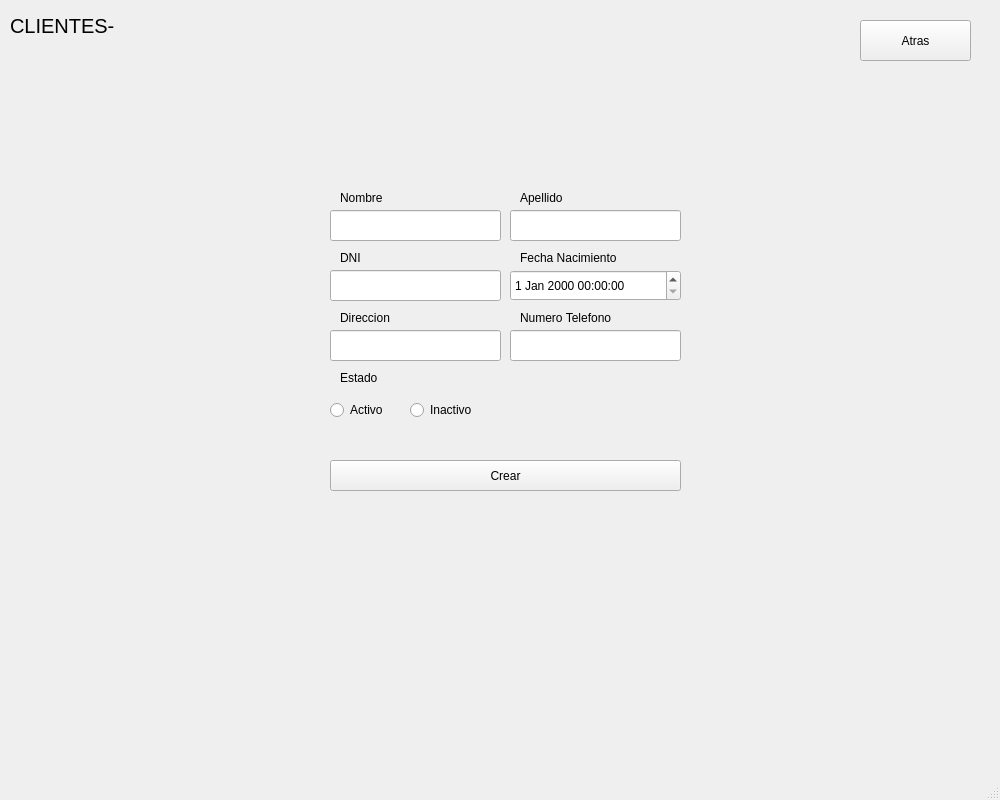
Above: src/view/cliente_create.ui from joab-escolar/tp-final-practicas2 before the change. Below: the same form after it.
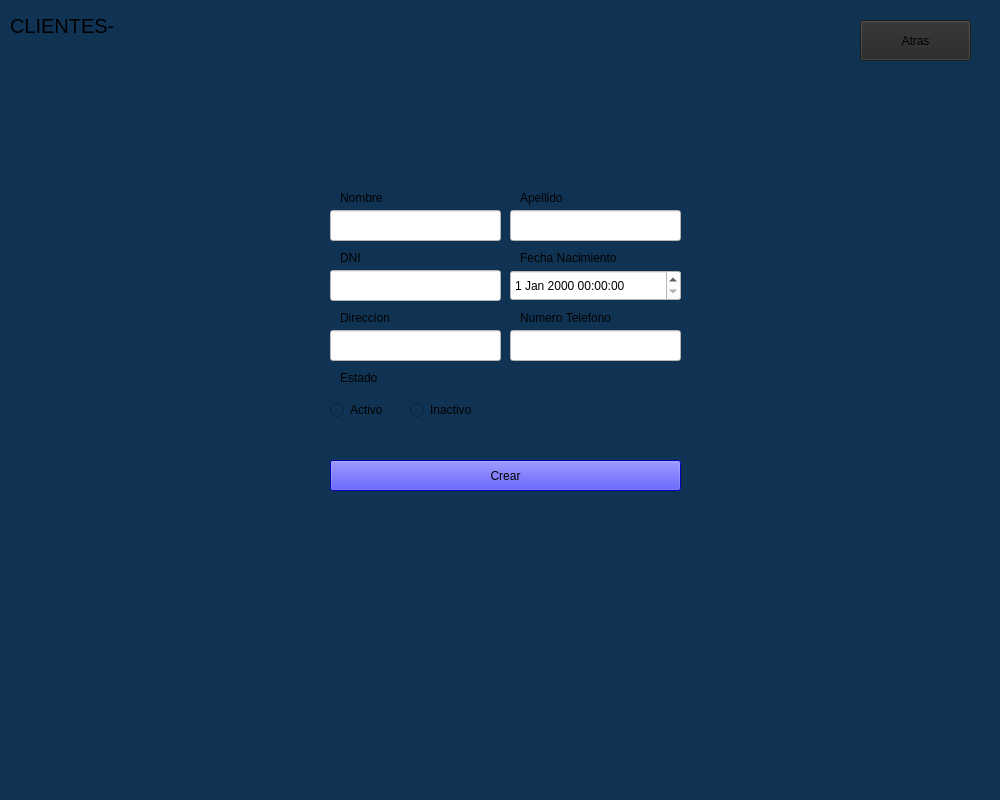
That is the form after the change. Icons and pictures are not drawn.

Commit message: CHANGE STYLES VIEWS

```diff
--- a/src/view/cliente_create.ui
+++ b/src/view/cliente_create.ui
@@ -13,6 +13,12 @@
   <property name="windowTitle">
    <string>BANCO</string>
   </property>
+  <property name="windowIcon">
+   <iconset theme="QIcon::ThemeIcon::Computer"/>
+  </property>
+  <property name="styleSheet">
+   <string notr="true">background-color: rgb(17, 51, 83);</string>
+  </property>
   <widget class="QWidget" name="centralwidget">
    <widget class="QLabel" name="label">
     <property name="geometry">
@@ -59,6 +65,9 @@
       <height>41</height>
      </rect>
     </property>
+    <property name="styleSheet">
+     <string notr="true">background-color: rgb(39, 39, 39)</string>
+    </property>
     <property name="text">
      <string>Atras</string>
     </property>
@@ -72,6 +81,10 @@
       <height>31</height>
      </rect>
     </property>
+    <property name="styleSheet">
+     <string notr="true">color: rgb(0, 0, 0);
+background-color: rgb(255, 255, 255);</string>
+    </property>
    </widget>
    <widget class="QPushButton" name="btn_create">
     <property name="geometry">
@@ -82,6 +95,10 @@
       <height>31</height>
      </rect>
     </property>
+    <property name="styleSheet">
+     <string notr="true">background-color: rgb(11, 3, 255);
+selection-background-color: rgb(138, 138, 138);</string>
+    </property>
     <property name="text">
      <string>Crear</string>
     </property>
@@ -147,6 +164,10 @@
       <height>31</height>
      </rect>
     </property>
+    <property name="styleSheet">
+     <string notr="true">color: rgb(0, 0, 0);
+background-color: rgb(255, 255, 255);</string>
+    </property>
    </widget>
    <widget class="QLabel" name="label_6">
     <property name="geometry">
@@ -170,6 +191,10 @@
       <height>31</height>
      </rect>
     </property>
+    <property name="styleSheet">
+     <string notr="true">color: rgb(0, 0, 0);
+background-color: rgb(255, 255, 255);</string>
+    </property>
    </widget>
    <widget class="QLabel" name="label_7">
     <property name="geometry">
@@ -193,6 +218,10 @@
       <height>31</height>
      </rect>
     </property>
+    <property name="styleSheet">
+     <string notr="true">color: rgb(0, 0, 0);
+background-color: rgb(255, 255, 255);</string>
+    </property>
    </widget>
    <widget class="QLineEdit" name="input_telefono">
     <property name="geometry">
@@ -203,6 +232,10 @@
       <height>31</height>
      </rect>
     </property>
+    <property name="styleSheet">
+     <string notr="true">color: rgb(0, 0, 0);
+background-color: rgb(255, 255, 255);</string>
+    </property>
    </widget>
    <widget class="QLabel" name="label_8">
     <property name="geometry">
@@ -252,6 +285,10 @@
       <height>31</height>
      </rect>
     </property>
+    <property name="styleSheet">
+     <string notr="true">color: rgb(0, 0, 0);
+background-color: rgb(255, 255, 255);</string>
+    </property>
    </widget>
   </widget>
   <widget class="QMenuBar" name="menubar">
```
The commit also changes 32 other files.
